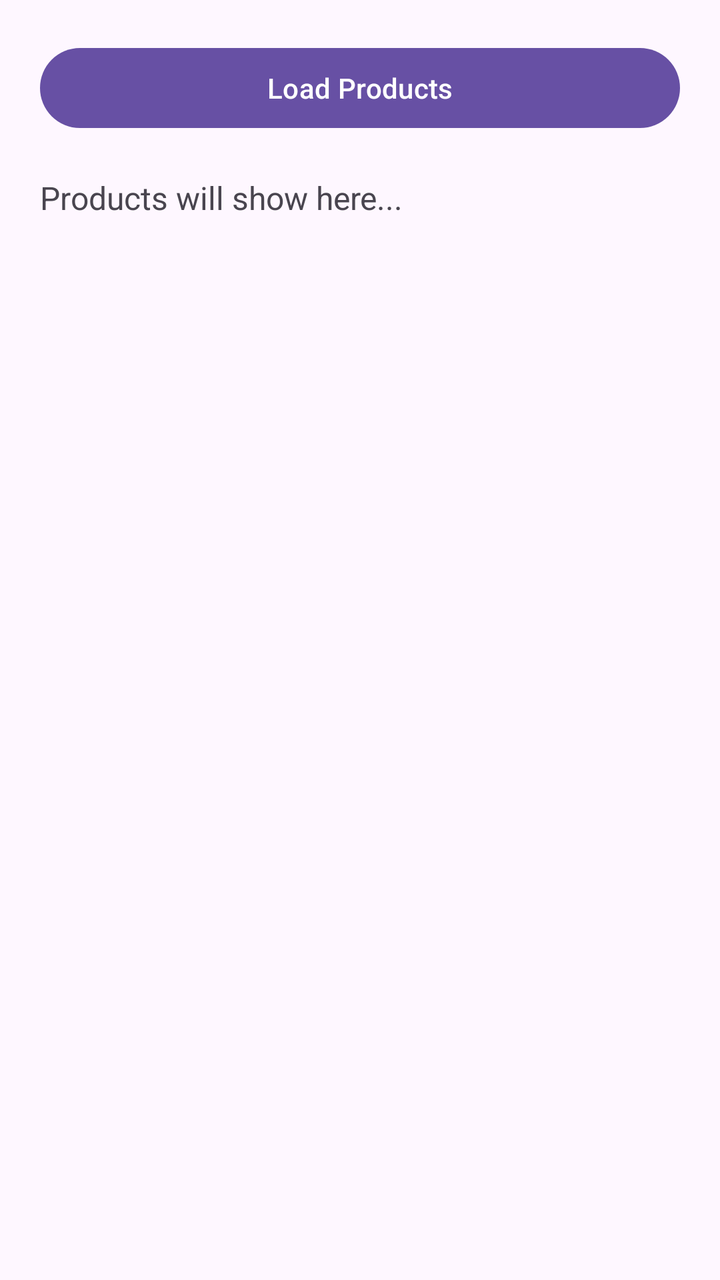
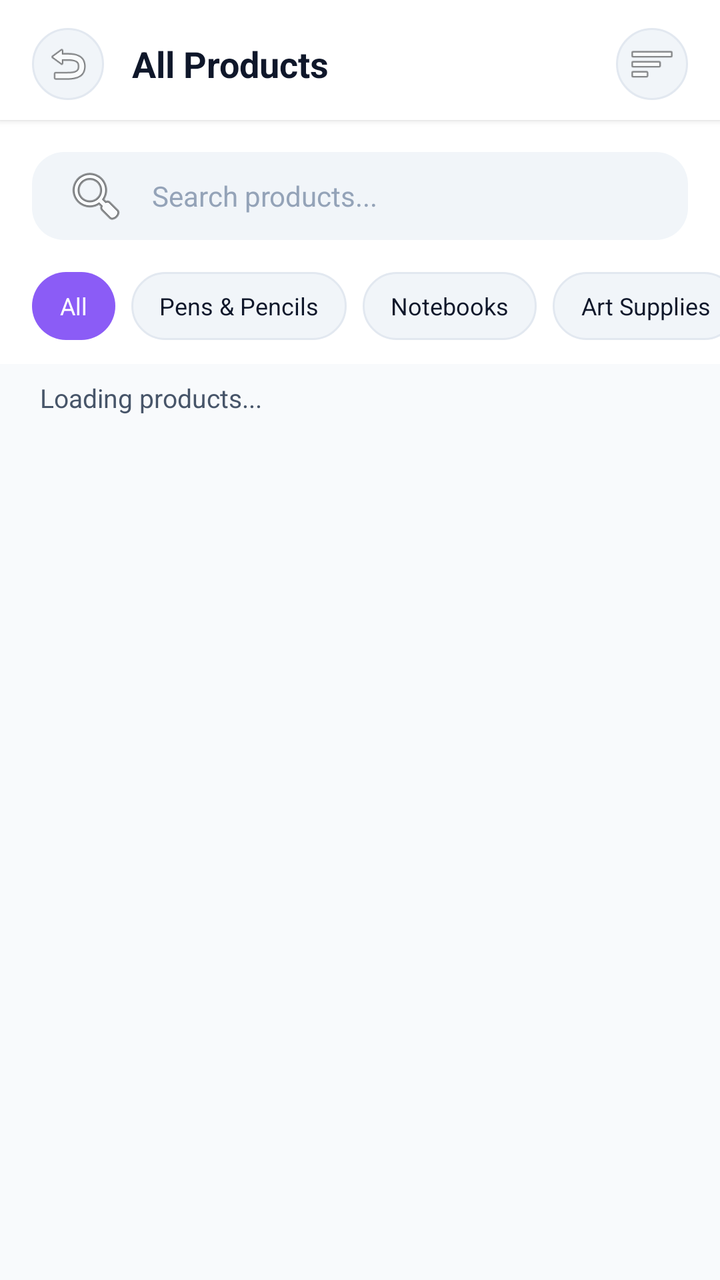

Before-and-after screenshots of an Android layout around one commit, followed by the original layout XML and the change that was made.
<!-- AndroidManifest.xml: application theme Theme.StationeryShopApp -->
<!-- res/layout/activity_main.xml -->
<?xml version="1.0" encoding="utf-8"?>
<LinearLayout xmlns:android="http://schemas.android.com/apk/res/android"
    android:layout_width="match_parent"
    android:layout_height="match_parent"
    android:orientation="vertical"
    android:padding="20dp">

    <Button
        android:id="@+id/btnLoadProducts"
        android:layout_width="match_parent"
        android:layout_height="wrap_content"
        android:text="Load Products" />

    <TextView
        android:id="@+id/txtResults"
        android:layout_width="match_parent"
        android:layout_height="wrap_content"
        android:text="Products will show here..."
        android:textSize="16sp"
        android:paddingTop="20dp" />

</LinearLayout>
<!-- resources referenced by this layout -->
<resources>
  <style name="Theme.StationeryShopApp" parent="Base.Theme.StationeryShopApp" />
  <style name="Base.Theme.StationeryShopApp" parent="Theme.Material3.DayNight.NoActionBar">
          
          
      </style>
</resources>

<!-- the commit's change to res/layout/activity_main.xml (unified diff, before → after) -->
@@ -1,22 +1,201 @@
 <?xml version="1.0" encoding="utf-8"?>
 <LinearLayout xmlns:android="http://schemas.android.com/apk/res/android"
+    xmlns:app="http://schemas.android.com/apk/res-auto"
     android:layout_width="match_parent"
     android:layout_height="match_parent"
     android:orientation="vertical"
-    android:padding="20dp">
-
-    <Button
-        android:id="@+id/btnLoadProducts"
-        android:layout_width="match_parent"
-        android:layout_height="wrap_content"
-        android:text="Load Products" />
-
+    android:background="@color/canvas_light">
+
+    
+    <LinearLayout
+        android:layout_width="match_parent"
+        android:layout_height="wrap_content"
+        android:orientation="horizontal"
+        android:gravity="center_vertical"
+        android:paddingStart="16dp"
+        android:paddingEnd="16dp"
+        android:paddingTop="14dp"
+        android:paddingBottom="10dp"
+        android:background="@color/surface_light"
+        android:elevation="2dp">
+
+        
+        <ImageView
+            android:id="@+id/btnBack"
+            android:layout_width="36dp"
+            android:layout_height="36dp"
+            android:padding="6dp"
+            android:src="@android:drawable/ic_menu_revert"
+            android:contentDescription="Back"
+            android:background="@drawable/bg_chip_category" />
+
+        <TextView
+            android:id="@+id/txtTitle"
+            android:layout_width="0dp"
+            android:layout_height="wrap_content"
+            android:layout_weight="1"
+            android:text="All Products"
+            android:textSize="18sp"
+            android:textStyle="bold"
+            android:textColor="@color/text_primary_light"
+            android:paddingStart="14dp" />
+
+        <ImageView
+            android:id="@+id/btnFilter"
+            android:layout_width="36dp"
+            android:layout_height="36dp"
+            android:padding="6dp"
+            android:src="@android:drawable/ic_menu_sort_by_size"
+            android:contentDescription="Filter"
+            android:background="@drawable/bg_chip_category" />
+
+    </LinearLayout>
+
+    
+    <LinearLayout
+        android:layout_width="match_parent"
+        android:layout_height="wrap_content"
+        android:padding="16dp"
+        android:background="@color/surface_light">
+
+        <EditText
+            android:id="@+id/edtSearchProducts"
+            android:layout_width="match_parent"
+            android:layout_height="44dp"
+            android:background="@drawable/bg_search_bar"
+            android:drawableStart="@android:drawable/ic_menu_search"
+            android:drawablePadding="12dp"
+            android:hint="Search products..."
+            android:textSize="14sp"
+            android:textColorHint="@color/text_hint_light"
+            android:paddingStart="16dp"
+            android:paddingEnd="16dp"
+            android:singleLine="true"
+            android:inputType="text"
+            android:importantForAutofill="no" />
+
+    </LinearLayout>
+
+    
+    <HorizontalScrollView
+        android:layout_width="match_parent"
+        android:layout_height="wrap_content"
+        android:scrollbars="none"
+        android:paddingStart="16dp"
+        android:paddingEnd="16dp"
+        android:paddingBottom="12dp"
+        android:clipToPadding="false"
+        android:background="@color/surface_light">
+
+        <LinearLayout
+            android:id="@+id/categoryChipsContainer"
+            android:layout_width="wrap_content"
+            android:layout_height="wrap_content"
+            android:orientation="horizontal">
+
+            <TextView
+                android:id="@+id/chipAll"
+                android:layout_width="wrap_content"
+                android:layout_height="34dp"
+                android:gravity="center"
+                android:paddingStart="14dp"
+                android:paddingEnd="14dp"
+                android:text="All"
+                android:textSize="12sp"
+                android:textColor="@color/white"
+                android:background="@drawable/bg_chip_selected"
+                android:layout_marginEnd="8dp" />
+
+            <TextView
+                android:id="@+id/chipPens"
+                android:layout_width="wrap_content"
+                android:layout_height="34dp"
+                android:gravity="center"
+                android:paddingStart="14dp"
+                android:paddingEnd="14dp"
+                android:text="Pens &amp; Pencils"
+                android:textSize="12sp"
+                android:textColor="@color/text_primary_light"
+                android:background="@drawable/bg_chip_category"
+                android:layout_marginEnd="8dp" />
+
+            <TextView
+                android:id="@+id/chipNotebooks"
+                android:layout_width="wrap_content"
+                android:layout_height="34dp"
+                android:gravity="center"
+                android:paddingStart="14dp"
+                android:paddingEnd="14dp"
+                android:text="Notebooks"
+                android:textSize="12sp"
+                android:textColor="@color/text_primary_light"
+                android:background="@drawable/bg_chip_category"
+                android:layout_marginEnd="8dp" />
+
+            <TextView
+                android:id="@+id/chipArt"
+                android:layout_width="wrap_content"
+                android:layout_height="34dp"
+                android:gravity="center"
+                android:paddingStart="14dp"
+                android:paddingEnd="14dp"
+                android:text="Art Supplies"
+                android:textSize="12sp"
+                android:textColor="@color/text_primary_light"
+                android:background="@drawable/bg_chip_category"
+                android:layout_marginEnd="8dp" />
+
+            <TextView
+                android:id="@+id/chipOffice"
+                android:layout_width="wrap_content"
+                android:layout_height="34dp"
+                android:gravity="center"
+                android:paddingStart="14dp"
+                android:paddingEnd="14dp"
+                android:text="Office"
+                android:textSize="12sp"
+                android:textColor="@color/text_primary_light"
+                android:background="@drawable/bg_chip_category"
+                android:layout_marginEnd="8dp" />
+
+            <TextView
+                android:id="@+id/chipPaper"
+                android:layout_width="wrap_content"
+                android:layout_height="34dp"
+                android:gravity="center"
+                android:paddingStart="14dp"
+                android:paddingEnd="14dp"
+                android:text="Paper"
+                android:textSize="12sp"
+                android:textColor="@color/text_primary_light"
+                android:background="@drawable/bg_chip_category" />
+
+        </LinearLayout>
+
+    </HorizontalScrollView>
+
+    
     <TextView
         android:id="@+id/txtResults"
         android:layout_width="match_parent"
         android:layout_height="wrap_content"
-        android:text="Products will show here..."
-        android:textSize="16sp"
-        android:paddingTop="20dp" />
+        android:text="Loading products..."
+        android:textSize="13sp"
+        android:textColor="@color/text_secondary_light"
+        android:paddingStart="20dp"
+        android:paddingEnd="20dp"
+        android:paddingTop="8dp"
+        android:paddingBottom="8dp" />
+
+    
+    <androidx.recyclerview.widget.RecyclerView
+        android:id="@+id/recyclerProducts"
+        android:layout_width="match_parent"
+        android:layout_height="0dp"
+        android:layout_weight="1"
+        android:paddingStart="10dp"
+        android:paddingEnd="10dp"
+        android:paddingBottom="12dp"
+        android:clipToPadding="false" />
 
 </LinearLayout>
<!-- resource entries referenced after the edit -->
@@ -1,9 +1,61 @@
 <!-- resources referenced by this layout -->
 <resources>
+  <color name="canvas_light">#F8FAFC</color>
+  <color name="surface_light">#FFFFFF</color>
+  <color name="text_hint_light">#94A3B8</color>
+  <color name="text_primary_light">#0F172A</color>
+  <color name="text_secondary_light">#475569</color>
+  <color name="white">#FFFFFFFF</color>
+  <!-- drawable bg_chip_category (drawable) -->
+  <?xml version="1.0" encoding="utf-8"?>
+  <shape xmlns:android="http://schemas.android.com/apk/res/android"
+      android:shape="rectangle">
+      <solid android:color="#F1F5F9" />
+      <corners android:radius="20dp" />
+      <stroke
+          android:width="1dp"
+          android:color="#E2E8F0" />
+  </shape>
+  <!-- drawable bg_chip_selected (drawable) -->
+  <?xml version="1.0" encoding="utf-8"?>
+  <shape xmlns:android="http://schemas.android.com/apk/res/android"
+      android:shape="rectangle">
+      <solid android:color="#8B5CF6" />
+      <corners android:radius="20dp" />
+  </shape>
+  <!-- drawable bg_search_bar (drawable) -->
+  <?xml version="1.0" encoding="utf-8"?>
+  <shape xmlns:android="http://schemas.android.com/apk/res/android"
+      android:shape="rectangle">
+      <solid android:color="#F1F5F9" />
+      <corners android:radius="16dp" />
+      <padding
+          android:left="16dp"
+          android:right="16dp"
+          android:top="4dp"
+          android:bottom="4dp" />
+  </shape>
   <style name="Theme.StationeryShopApp" parent="Base.Theme.StationeryShopApp" />
   <style name="Base.Theme.StationeryShopApp" parent="Theme.Material3.DayNight.NoActionBar">
           
-          
+          <item name="colorPrimary">@color/primary_violet</item>
+          <item name="colorPrimaryDark">@color/primary_violet_dark</item>
+          <item name="colorAccent">@color/accent_cyan</item>
+          <item name="colorSecondary">@color/accent_cyan</item>
+          <item name="colorTertiary">@color/accent_mint</item>
+          <item name="android:colorBackground">@color/canvas_light</item>
+          <item name="colorSurface">@color/surface_light</item>
+          <item name="colorOnPrimary">@color/white</item>
+          <item name="colorOnSecondary">@color/white</item>
+          <item name="colorOnSurface">@color/text_primary_light</item>
+          <item name="colorError">@color/error</item>
+          <item name="android:statusBarColor">@color/canvas_light</item>
+          <item name="android:windowLightStatusBar" tools:targetApi="m">true</item>
       </style>
+  <color name="primary_violet">#8B5CF6</color>
+  <color name="primary_violet_dark">#7C3AED</color>
+  <color name="accent_cyan">#06B6D4</color>
+  <color name="accent_mint">#10B981</color>
+  <color name="error">#EF4444</color>
 </resources>
 
